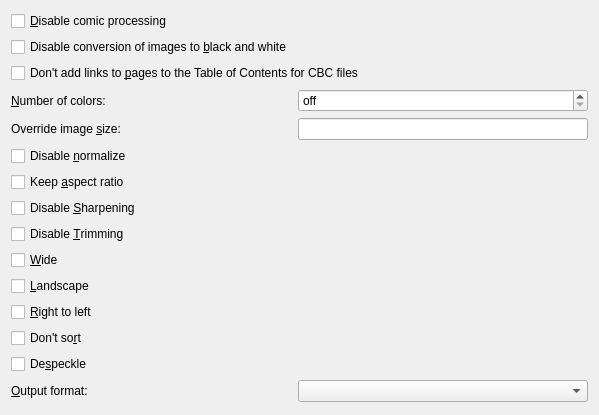
debian-calibre/calibre, file src/calibre/gui2/convert/comic_input.ui: the form before one commit.
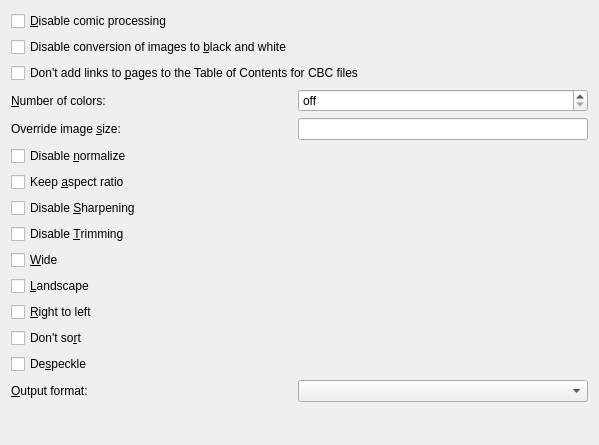
The form after the commit.

Diff of the .ui file:
```diff
--- a/src/calibre/gui2/convert/comic_input.ui
+++ b/src/calibre/gui2/convert/comic_input.ui
@@ -7,7 +7,7 @@
     <x>0</x>
     <y>0</y>
     <width>599</width>
-    <height>415</height>
+    <height>445</height>
    </rect>
   </property>
   <property name="windowTitle">
```
Left out of the diff: 6 changed lines with no effect on the pictures.
